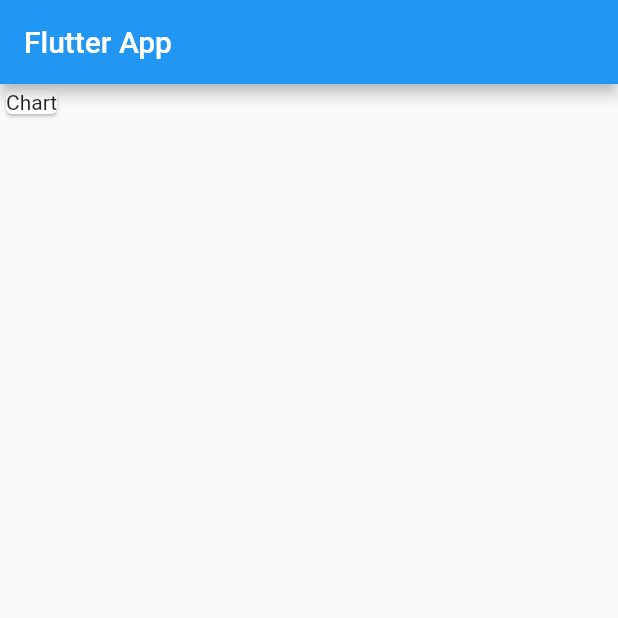
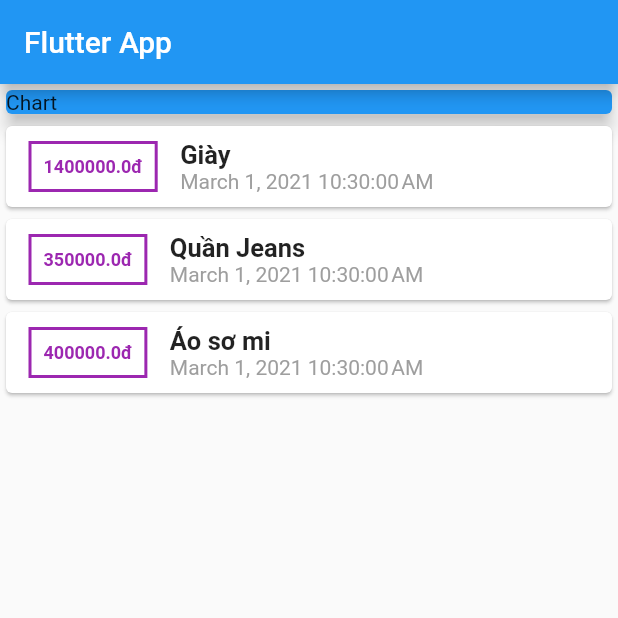
Before and after one commit to hieubeoo/personal_expenses_app, a Flutter app: the screen it shows after launch, on a phone screen of 412 x 824 dp, the top half of it. Run offline on Flutter 3.47's test engine with Material 2 defaults, Android fonts, the phone set to English and light mode, and no system bars.

Commit message:
class transaction to hold data, install packages intl to format dateTime and custom interface

```diff
--- a/lib/main.dart
+++ b/lib/main.dart
@@ -1,4 +1,6 @@
 import 'package:flutter/material.dart';
+import './transaction.dart';
+import 'package:intl/intl.dart';
 
 void main() => runApp(MyApp());
 
@@ -13,6 +15,26 @@ class MyApp extends StatelessWidget {
 }
 
 class MyHomePage extends StatelessWidget {
+  final List<Transaction> transaction = [
+    Transaction(
+      id: 't1',
+      title: 'Giày',
+      amount: 1400000,
+      dateTime: DateTime.now(),
+    ),
+    Transaction(
+      id: 't2',
+      title: 'Quần Jeans',
+      amount: 350000,
+      dateTime: DateTime.now(),
+    ),
+    Transaction(
+      id: 't3',
+      title: 'Áo sơ mi',
+      amount: 400000,
+      dateTime: DateTime.now(),
+    ),
+  ];
   @override
   Widget build(BuildContext context) {
     return Scaffold(
@@ -20,7 +42,61 @@ class MyHomePage extends StatelessWidget {
         title: Text('Flutter App'),
       ),
       body: Column(
-        children: <Widget>[Card(child: Text('Chart'))],
+        crossAxisAlignment: CrossAxisAlignment.center,
+        children: <Widget>[
+          Container(
+            width: double.infinity,
+            child: Card(
+              color: Colors.blue,
+              child: Text('Chart'),
+              elevation: 5,
+            ),
+          ),
+          Column(
+              children: transaction.map((tx) {
+            // tx = transactions
+            return Card(
+                child: Row(
+              children: <Widget>[
+                Container(
+                  margin: EdgeInsets.symmetric(vertical: 10, horizontal: 15),
+                  decoration: BoxDecoration(
+                      border: Border.all(
+                    color: Colors.purple,
+                    width: 2,
+                  )),
+                  padding: EdgeInsets.all(8),
+                  child: Text(
+                    '${tx.amount}đ',
+                    style: TextStyle(
+                      fontWeight: FontWeight.bold,
+                      fontSize: 12,
+                      color: Colors.purple,
+                    ),
+                  ),
+                ),
+                Column(
+                  crossAxisAlignment: CrossAxisAlignment.start,
+                  children: <Widget>[
+                    Text(
+                      tx.title,
+                      style: TextStyle(
+                        fontSize: 17,
+                        fontWeight: FontWeight.bold,
+                      ),
+                    ),
+                    Text(
+                      DateFormat().format(tx.dateTime),
+                      style: TextStyle(
+                        color: Colors.grey,
+                      ),
+                    ),
+                  ],
+                )
+              ],
+            ));
+          }).toList())
+        ],
       ),
     );
   }
--- /dev/null
+++ b/lib/transaction.dart
@@ -0,0 +1,14 @@
+import 'package:flutter/foundation.dart';
+
+class Transaction {
+  final String id;
+  final String title;
+  final double amount;
+  final DateTime dateTime;
+
+  Transaction(
+      {@required this.id,
+      @required this.amount,
+      @required this.title,
+      @required this.dateTime});
+}
--- a/pubspec.yaml
+++ b/pubspec.yaml
@@ -3,7 +3,7 @@ description: A new Flutter project.
 
 # The following line prevents the package from being accidentally published to
 # pub.dev using `pub publish`. This is preferred for private packages.
-publish_to: 'none' # Remove this line if you wish to publish to pub.dev
+publish_to: "none" # Remove this line if you wish to publish to pub.dev
 
 # The following defines the version and build number for your application.
 # A version number is three numbers separated by dots, like 1.2.43
@@ -23,7 +23,7 @@ environment:
 dependencies:
   flutter:
     sdk: flutter
-
+  intl: ^0.16.1
 
   # The following adds the Cupertino Icons font to your application.
   # Use with the CupertinoIcons class for iOS style icons.
@@ -38,7 +38,6 @@ dev_dependencies:
 
 # The following section is specific to Flutter.
 flutter:
-
   # The following line ensures that the Material Icons font is
   # included with your application, so that you can use the icons in
   # the material Icons class.
```
Also changed, not shown: pubspec.lock, 1 other file.
